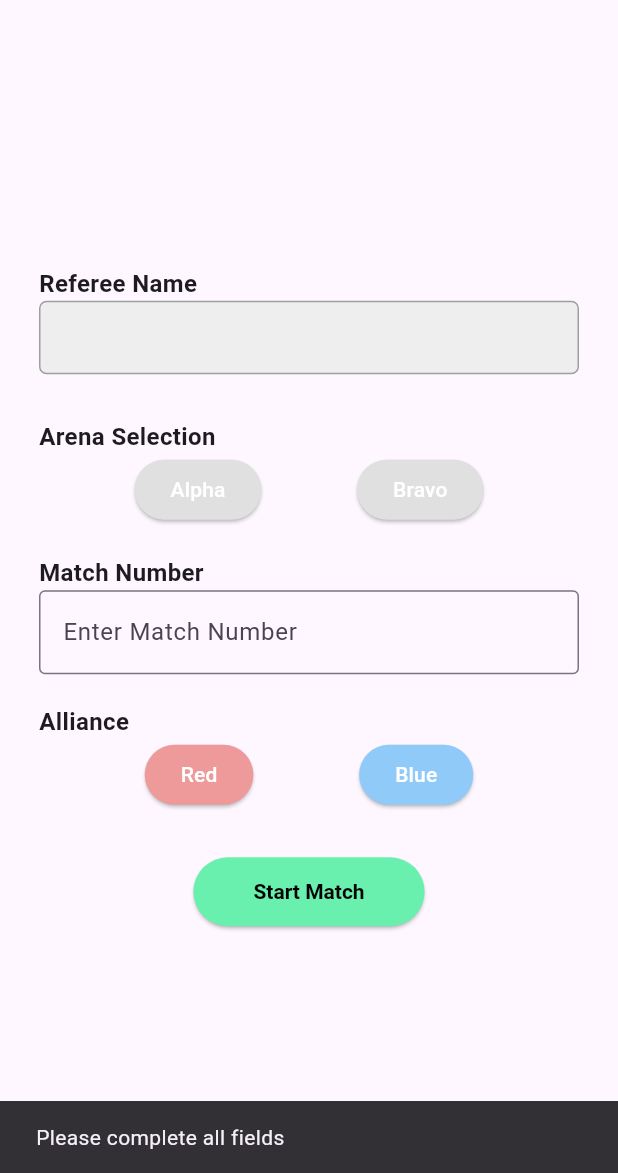
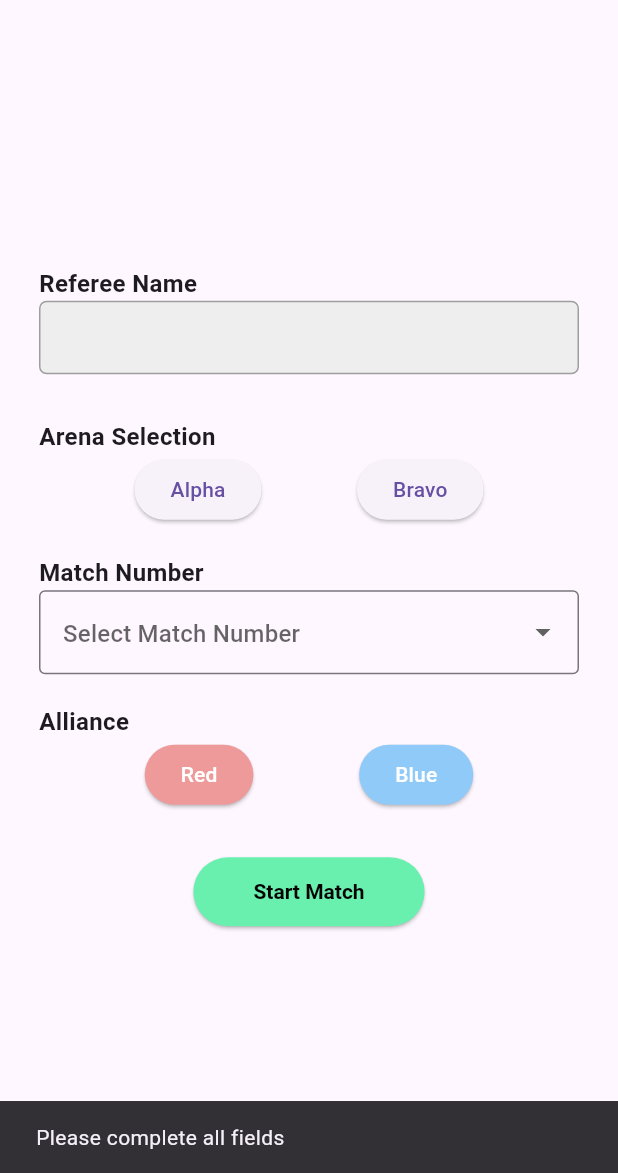
Before and after one commit to Akhil2453/NRLScoringApp, a Flutter app: the RefereeHomePage screen opened directly with empty values, after a tap on "Start Match", on a phone screen of 412 x 824 dp, the part 63-1236 px from its top. Run offline on Flutter 3.47's test engine with Material 3 defaults, Android fonts, the phone set to English and light mode, and no system bars; our stand-ins replace shared_preferences; accounts and stored records are empty.

Commit message:
Refereehomepage redirecting to scorpage

```diff
--- a/nrl_scoring_frontend/lib/screens/referee_home_page.dart
+++ b/nrl_scoring_frontend/lib/screens/referee_home_page.dart
@@ -12,6 +12,7 @@ class RefereeHomePage extends StatefulWidget {
 class _RefereeHomePageState extends State<RefereeHomePage> {
   String? selectedArena;
   String? selectedAlliance;
+  int? selectedMatchId;
   final TextEditingController _matchNumberController = TextEditingController();
 
   void _startMatch() {
@@ -23,12 +24,20 @@ class _RefereeHomePageState extends State<RefereeHomePage> {
     }
 
     // Navigate to the score entry page
-    Navigator.pushNamed(context, '/score_entry', arguments: {
-      'referee': widget.username,
-      'arena': selectedArena,
-      'match_number': int.parse(_matchNumberController.text),
-      'alliance': selectedAlliance
-    });
+    // Navigator.pushNamed(context, '/score_entry', arguments: {
+    //   'referee': widget.username,
+    //   'arena': selectedArena,
+    //   'match_number': int.parse(_matchNumberController.text),
+    //   'alliance': selectedAlliance
+    // });
+    Navigator.pushNamed(
+        context,
+        '/score',
+        arguments: {
+            'matchId': selectedMatchId,
+            'alliance': selectedAlliance,
+        },
+        );
   }
 
   @override
@@ -54,25 +63,43 @@ class _RefereeHomePageState extends State<RefereeHomePage> {
                   mainAxisAlignment: MainAxisAlignment.spaceEvenly,
                   children: ['Alpha', 'Bravo'].map((arena) {
                     return ElevatedButton(
-                      onPressed: () => setState(() => selectedArena = arena),
-                      style: ElevatedButton.styleFrom(
-                        backgroundColor: selectedArena == arena ? Colors.deepPurple : Colors.grey.shade300,
-                        foregroundColor: Colors.white,
-                      ),
-                      child: Text(arena),
+                      onPressed: () {
+                        if (selectedMatchId != null && selectedAlliance != null) {
+                        Navigator.pushNamed(
+                            context,
+                            '/score',
+                            arguments: {
+                            'matchId': selectedMatchId,
+                            'alliance': selectedAlliance,
+                            },
+                        );
+                        }
+                    },
+                    child: Text(arena),
                     );
                   }).toList(),
                 ),
                 const SizedBox(height: 20),
                 _buildLabelField('Match Number'),
-                TextField(
-                  controller: _matchNumberController,
-                  keyboardType: TextInputType.number,
-                  decoration: const InputDecoration(
+                DropdownButtonFormField<int>(
+                value: selectedMatchId,
+                decoration: const InputDecoration(
                     border: OutlineInputBorder(),
-                    hintText: 'Enter Match Number',
-                  ),
+                    hintText: 'Select Match Number',
                 ),
+                items: [1, 2, 3, 4, 5, 6].map((int matchId) {
+                    return DropdownMenuItem<int>(
+                    value: matchId,
+                    child: Text('Match $matchId'),
+                    );
+                }).toList(),
+                onChanged: (int? newValue) {
+                    setState(() {
+                    selectedMatchId = newValue;
+                    });
+                },
+                ),
+
                 const SizedBox(height: 20),
                 _buildLabelField('Alliance'),
                 Row(
```
Also changed, not shown: nrl_scoring_frontend/lib/main.dart (+23 -7 lines), nrl_scoring_frontend/lib/screens/scoring_page.dart (added, +86 -0 lines).
